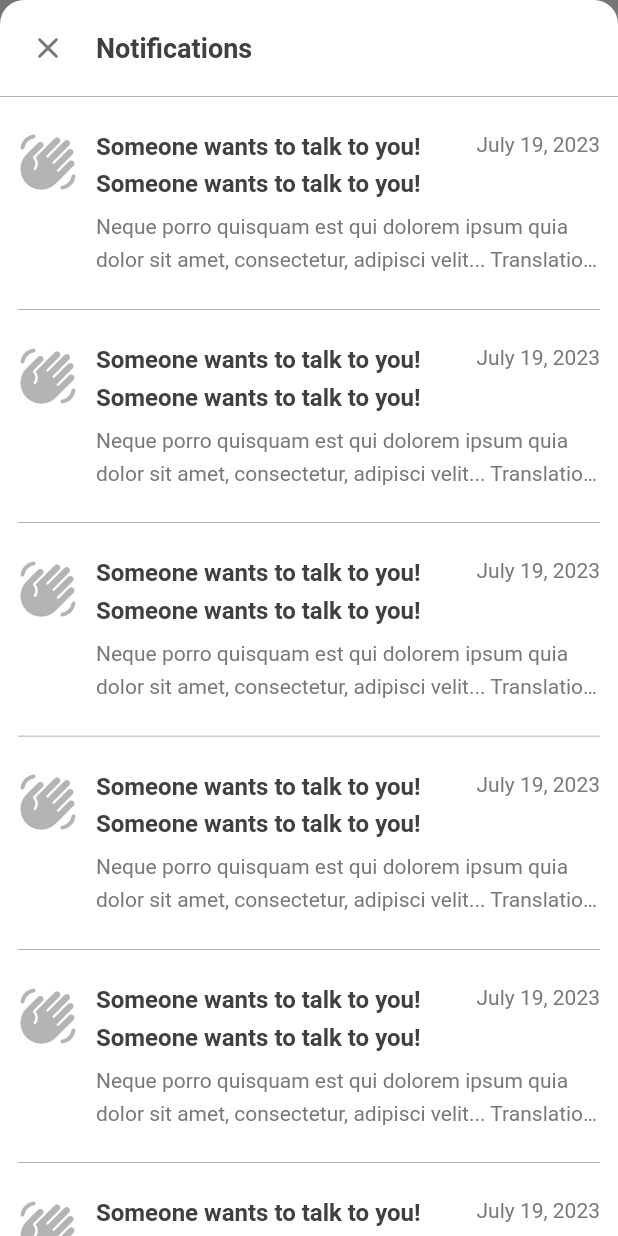
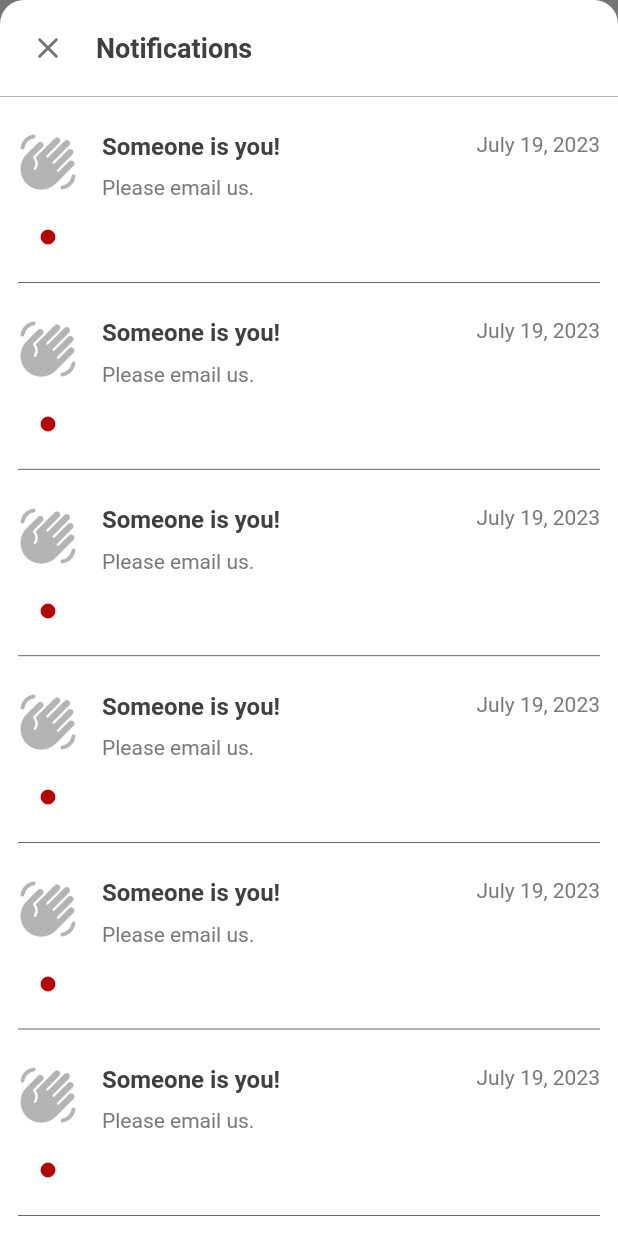
Before and after one commit to bryan-ilman-2002/polkatalk, a Flutter app: the screen it shows after launch, after a tap on "Notifications", on a phone screen of 412 x 824 dp. Run offline on Flutter 3.47's test engine with Material 2 defaults, Android fonts, the phone set to English and light mode, and no system bars; our stand-ins replace flutter_riverpod; missing offline and left inert: omni_datetime_picker; Roboto replaces fonts that are missing (Mukta).

```diff
--- a/lib/widgets/lines/horizontal_thin_line.dart
+++ b/lib/widgets/lines/horizontal_thin_line.dart
@@ -3,12 +3,14 @@ import 'package:flutter/material.dart';
 class HorizontalThinLine extends StatelessWidget {
   final double horizontalMargin;
   final double verticalMargin;
+  final double height;
   final Color lineColor;
 
   const HorizontalThinLine({
     super.key,
     this.horizontalMargin = 8,
     this.verticalMargin = 0,
+    this.height = 0.2,
     this.lineColor = Colors.black,
   });
 
@@ -20,7 +22,7 @@ class HorizontalThinLine extends StatelessWidget {
         vertical: verticalMargin,
       ),
       width: double.infinity,
-      height: 0.2,
+      height: height,
       color: lineColor,
     );
   }
--- a/lib/widgets/modals/notifications_modal.dart
+++ b/lib/widgets/modals/notifications_modal.dart
@@ -15,7 +15,7 @@ class NotificationsModal extends ConsumerWidget {
     for (int index = 0; index < 15; index++) {
       children.add(Column(
         children: [
-          Container(
+          Padding(
             padding: const EdgeInsets.symmetric(
               horizontal: 12,
               vertical: 24,
@@ -24,20 +24,29 @@ class NotificationsModal extends ConsumerWidget {
               mainAxisAlignment: MainAxisAlignment.center,
               crossAxisAlignment: CrossAxisAlignment.start,
               children: [
-                const Column(
+                Column(
                   crossAxisAlignment: CrossAxisAlignment.center,
                   children: [
-                    Icon(
+                    const Icon(
                       Icons.waving_hand_rounded,
                       size: 40,
+                    ),
+                    const SizedBox(
+                      height: 24,
+                    ),
+                    Icon(
+                      Icons.circle,
+                      size: 12,
+                      color: tenseColor,
                     ),
                   ],
                 ),
                 const SizedBox(
-                  width: 12,
+                  width: 16,
                 ),
                 Expanded(
                   child: Column(
+                    crossAxisAlignment: CrossAxisAlignment.start,
                     children: [
                       Row(
                         mainAxisAlignment: MainAxisAlignment.spaceBetween,
@@ -45,7 +54,7 @@ class NotificationsModal extends ConsumerWidget {
                         children: [
                           Expanded(
                             child: Text(
-                              'Someone wants to talk to you! Someone wants to talk to you!',
+                              'Someone is you!',
                               maxLines: 2,
                               textHeightBehavior: const TextHeightBehavior(
                                 applyHeightToFirstAscent: false,
@@ -70,7 +79,7 @@ class NotificationsModal extends ConsumerWidget {
                         height: 4,
                       ),
                       const Text(
-                        'Neque porro quisquam est qui dolorem ipsum quia dolor sit amet, consectetur, adipisci velit... Translations: Can you help translate this site into a foreign language ? Please email us with details if you can help.',
+                        'Please email us.',
                         maxLines: 2,
                         style: TextStyle(
                           height: 1.6,
@@ -84,6 +93,7 @@ class NotificationsModal extends ConsumerWidget {
           ),
           const HorizontalThinLine(
             horizontalMargin: 12,
+            height: 0.4,
           ),
         ],
       ));
```
Also changed, not shown: lib/widgets/modals/profile_modal.dart (added, +51 -0 lines), lib/widgets/modern_card.dart (+12 -1 lines).
